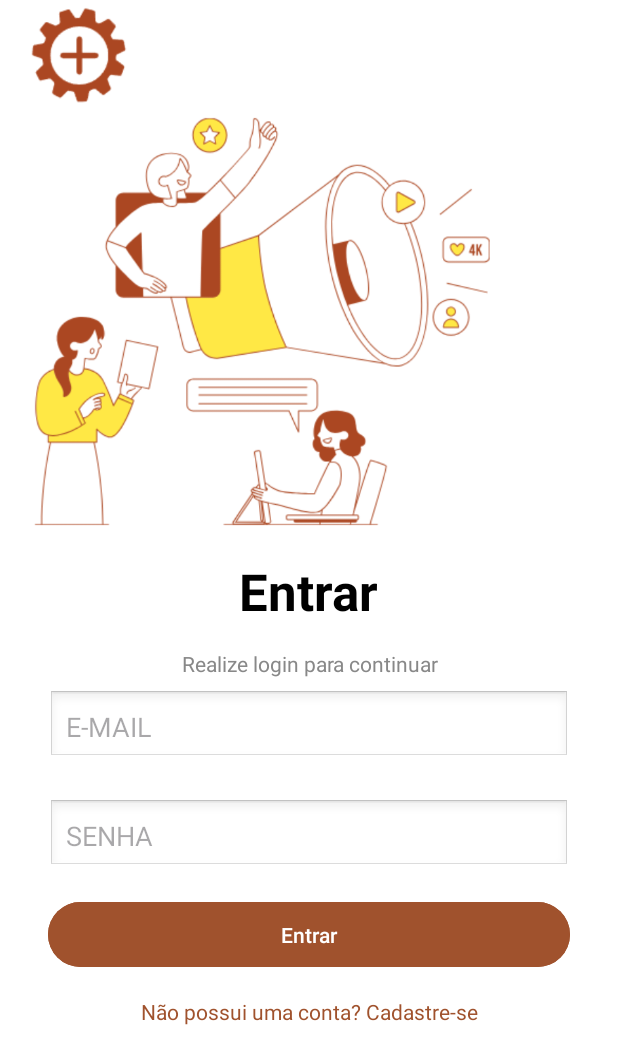
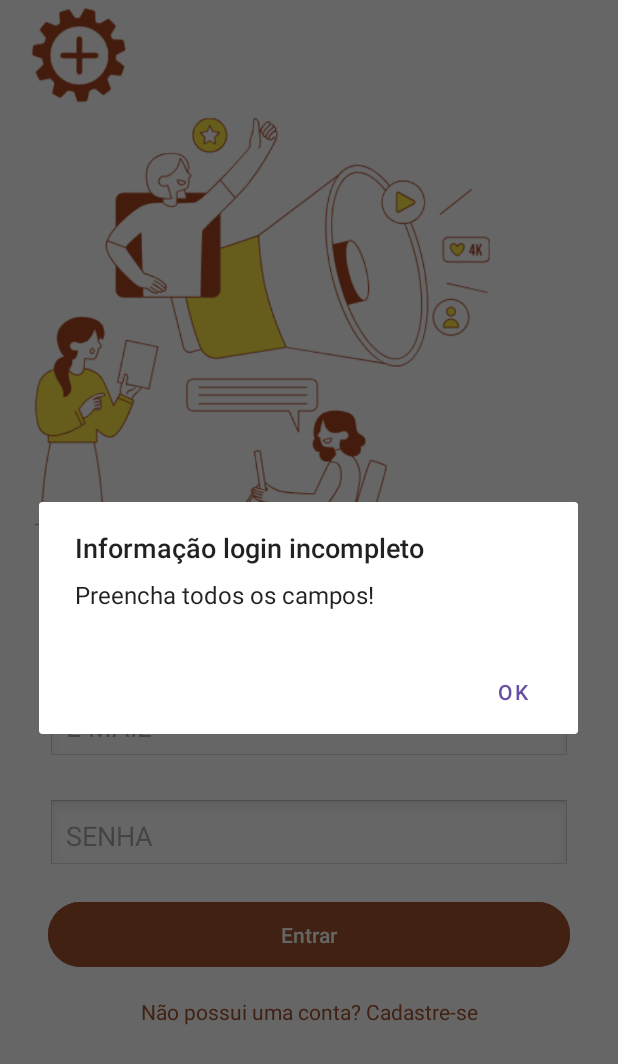
Before and after one commit to pauloandreoliv/PDMOV, an Android app: the screen it shows after launch (MainActivity), after a tap on "Entrar", on a phone screen of 412 x 824 dp. Shown: the top 1064 px of the screen. Run offline under Robolectric (Android 15) with nearby library versions, the phone set to English and light mode, and no system bars; our stand-ins replace Firebase (no records; nobody signed in at launch, a user with empty details on screens opened directly).

Commit message:
popup de login

```diff
--- a/MaisPaulista/app/src/main/java/com/projeto/maispaulista/MainActivity.kt
+++ b/MaisPaulista/app/src/main/java/com/projeto/maispaulista/MainActivity.kt
@@ -17,6 +17,11 @@ import com.google.firebase.auth.auth
 import com.google.firebase.firestore.FirebaseFirestore
 import com.projeto.maispaulista.repository.UserRepository
 import com.projeto.maispaulista.service.UserService
+import android.app.AlertDialog
+import android.content.Context
+import android.os.Handler
+import android.os.Looper
+
 
 class MainActivity : AppCompatActivity() {
     private lateinit var auth: FirebaseAuth
@@ -50,6 +55,19 @@ class MainActivity : AppCompatActivity() {
             startActivity(intent)
         }
 
+
+        fun showAlertDialog(context: Context, title: String, message: String) {
+            val builder = AlertDialog.Builder(context)
+            builder.setTitle(title)
+            builder.setMessage(message)
+            builder.setPositiveButton("OK") { dialog, _ ->
+                dialog.dismiss()
+            }
+            val dialog: AlertDialog = builder.create()
+            dialog.show()
+        }
+
+
         val etEmail = findViewById<EditText>(R.id.emailEditText)
         val etSenha = findViewById<EditText>(R.id.passwordEditText)
         val bntEntrar = findViewById<Button>(R.id.loginButton)
@@ -62,30 +80,28 @@ class MainActivity : AppCompatActivity() {
             val senha = etSenha.text.toString()
 
             if (email.isEmpty() || senha.isEmpty()) {
-                Toast.makeText(baseContext, "Preencha todos os campos!", Toast.LENGTH_SHORT).show()
+                showAlertDialog(this, "Informação login incompleto", "Preencha todos os campos!")
                 return@setOnClickListener
             }
 
             // serviço de login
-            userService.verificarUsuario(email, senha){ success, _ ->
-                runOnUiThread{
+            userService.verificarUsuario(email, senha) { success, _ ->
+                runOnUiThread {
                     if (success) {
-                        Toast.makeText(baseContext, "Login Realizado", Toast.LENGTH_SHORT).show()
-                        //redirecionar para pagina principal
-                        val intent = Intent(this, PrincipalActivity::class.java)
-                        startActivity(intent)
-                        finish()
+                        showAlertDialog(this, "Login Realizado", "Login realizado com sucesso!")
+
+                        // redirecionar para pagina principal
+                        Handler(Looper.getMainLooper()).postDelayed({
+                            val intent = Intent(this, PrincipalActivity::class.java)
+                            startActivity(intent)
+                            finish()
+                        }, 3000)
                     } else {
-                        Toast.makeText(baseContext, "Erro desconhecido durante o Login.", Toast.LENGTH_SHORT).show()
+                        showAlertDialog(this, "Erro de Login", "Erro desconhecido durante o Login.")
+                            }
+                        }
                     }
                 }
 
-            }
-
-
-
         }
-
-
     }
-}
```
